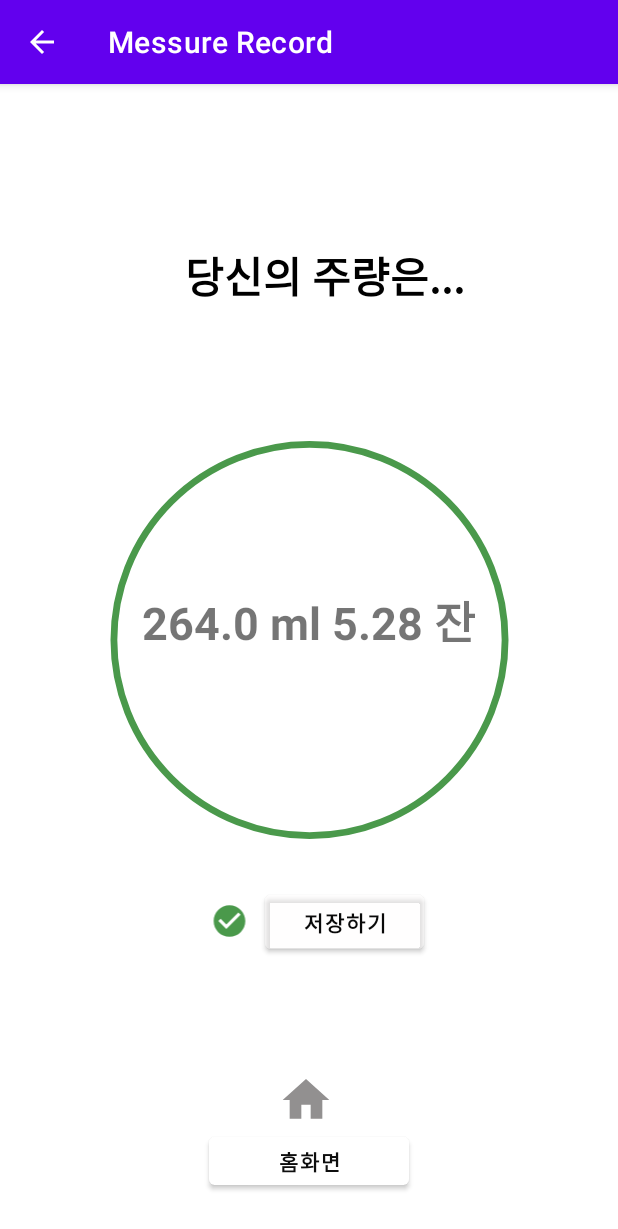
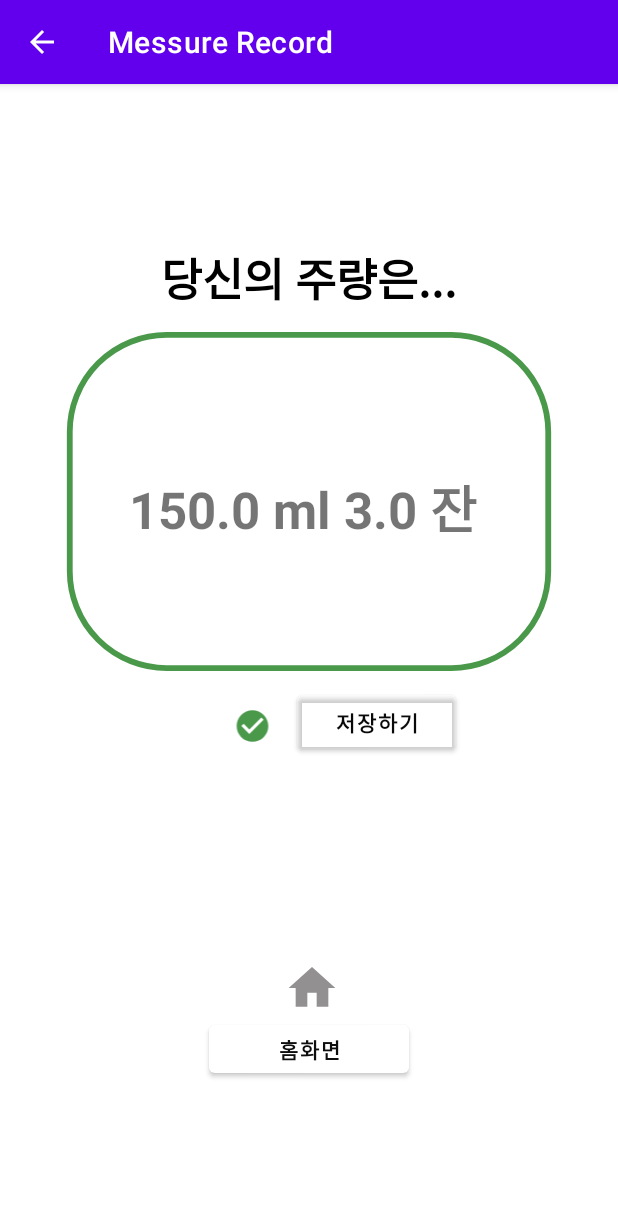
Before and after one commit to seohyun-kim/Drinking-Controller_by-Kotlin, an Android app: the MessureRecord screen opened directly, with no data from a screen before it, on a phone screen of 412 x 824 dp. Shown: the top 1229 px of the screen. Run offline under Robolectric (Android 15) with nearby library versions, the phone set to English and light mode, and no system bars.

Commit message:
modified ui

```diff
--- a/app/src/main/java/com/example/myappbykotlin_1/MessureRecord.kt
+++ b/app/src/main/java/com/example/myappbykotlin_1/MessureRecord.kt
@@ -40,7 +40,7 @@ class MessureRecord: AppCompatActivity() {
         //뷰 바인딩
         val binding=ActivityMessureRecordBinding.inflate(layoutInflater) //뷰 바인딩 사용 준비
         setContentView(binding.root) //화면 안의 버튼 사용 가능
-        var drinkcapacity :Float = 264F;
+        var drinkcapacity :Float = 150F;
         var ml_drinkcapacity :Float = drinkcapacity/50;
         binding.drinkcapacitytext.text= drinkcapacity.toString()+" ml " + ml_drinkcapacity.toString()+" 잔 ";
         binding.homebackbtn.setOnClickListener{
--- a/app/src/main/res/drawable/ic_baseline_crop_5_4_24.xml
+++ b/app/src/main/res/drawable/ic_baseline_crop_5_4_24.xml
@@ -3,9 +3,9 @@
 <stroke android:width="6dp" android:color="#4A994B"/>
 <size android:width="500dp" android:height="350dp"/>
 <corners
-    android:bottomLeftRadius="30dp"
-    android:bottomRightRadius="30dp"
-    android:topLeftRadius="30dp"
-    android:topRightRadius="30dp" />
+    android:bottomLeftRadius="100dp"
+    android:bottomRightRadius="100dp"
+    android:topLeftRadius="100dp"
+    android:topRightRadius="100dp" />
 
 </shape>
--- a/app/src/main/res/layout/activity_messure_record.xml
+++ b/app/src/main/res/layout/activity_messure_record.xml
@@ -14,19 +14,18 @@
         android:layout_height="48dp"
         android:layout_marginStart="10dp"
         android:layout_marginEnd="50dp"
-        android:layout_marginBottom="76dp"
+        android:layout_marginBottom="45dp"
         android:text="@string/Savebutton"
         android:textColor="#090909"
         android:textSize="14sp"
         android:textStyle="bold"
-        app:backgroundTint="#65FFFCFC"
-        app:iconTint="#FFFFFF"
+        app:backgroundTint="#00FFFDFD"
         app:layout_constraintBottom_toTopOf="@+id/homebackimg"
         app:layout_constraintEnd_toEndOf="parent"
-        app:layout_constraintHorizontal_bias="0.0"
+        app:layout_constraintHorizontal_bias="0.096"
         app:layout_constraintStart_toEndOf="@+id/saveimg"
-        app:rippleColor="#FBFBFB"
-        app:strokeColor="#400A0A" />
+        app:layout_constraintTop_toBottomOf="@+id/rectangleimg"
+        app:layout_constraintVertical_bias="0.099" />
 
     <Button
         android:id="@+id/homebackbtn"
@@ -42,75 +41,78 @@
         app:layout_constraintEnd_toEndOf="parent"
         app:layout_constraintStart_toStartOf="parent"
         app:layout_constraintTop_toBottomOf="@+id/savebtn"
-        app:layout_constraintVertical_bias="0.575" />
+        app:layout_constraintVertical_bias="0.484" />
 
     <ImageView
         android:id="@+id/homebackimg"
         android:layout_width="48dp"
         android:layout_height="37dp"
         android:layout_marginStart="180dp"
+        android:layout_marginTop="60dp"
         android:layout_marginEnd="180dp"
         android:contentDescription="@string/homeimg"
         app:layout_constraintBottom_toTopOf="@+id/homebackbtn"
         app:layout_constraintEnd_toEndOf="parent"
-        app:layout_constraintHorizontal_bias="0.0"
+        app:layout_constraintHorizontal_bias="1.0"
         app:layout_constraintStart_toStartOf="parent"
+        app:layout_constraintTop_toBottomOf="@+id/rectangleimg"
+        app:layout_constraintVertical_bias="1.0"
         app:srcCompat="@drawable/ic_baseline_home_24" />
 
     <ImageView
         android:id="@+id/saveimg"
         android:layout_width="27dp"
         android:layout_height="25dp"
+        android:layout_marginTop="15dp"
         android:layout_marginEnd="10dp"
-        android:layout_marginBottom="88dp"
+        android:layout_marginBottom="70dp"
         android:contentDescription="@string/saveimg"
         app:layout_constraintBottom_toTopOf="@+id/homebackimg"
         app:layout_constraintEnd_toEndOf="parent"
-        app:layout_constraintHorizontal_bias="0.371"
+        app:layout_constraintHorizontal_bias="0.412"
         app:layout_constraintStart_toStartOf="parent"
+        app:layout_constraintTop_toBottomOf="@+id/rectangleimg"
+        app:layout_constraintVertical_bias="0.103"
         app:srcCompat="@drawable/ic_baseline_check_circle_24" />
 
-    <TextView
-        android:id="@+id/textView3"
-        android:layout_width="327dp"
-        android:layout_height="96dp"
-        android:layout_marginTop="80dp"
-        android:gravity="center_horizontal|center_vertical"
-        android:text="@string/drinktext"
-        android:textColor="#000000"
-        android:textSize="28sp"
-        android:textStyle="bold"
+    <ImageView
+        android:id="@+id/rectangleimg"
+        android:layout_width="348dp"
+        android:layout_height="226dp"
+        android:contentDescription="@string/recimg"
+        app:layout_constraintBottom_toBottomOf="parent"
         app:layout_constraintEnd_toEndOf="parent"
-        app:layout_constraintHorizontal_bias="0.63"
+        app:layout_constraintHorizontal_bias="0.495"
         app:layout_constraintStart_toStartOf="parent"
-        app:layout_constraintTop_toTopOf="parent" />
-
-    <ImageView
-        android:id="@+id/imageView4"
-        android:layout_width="315dp"
-        android:layout_height="265dp"
-        android:layout_marginBottom="10dp"
-        android:contentDescription="TODO"
-        app:layout_constraintBottom_toTopOf="@+id/savebtn"
-        app:layout_constraintEnd_toEndOf="parent"
-        app:layout_constraintStart_toStartOf="parent"
-        app:layout_constraintTop_toBottomOf="@+id/textView3"
-        app:layout_constraintVertical_bias="0.744"
-        app:srcCompat="@drawable/circle_g" />
+        app:layout_constraintTop_toTopOf="parent"
+        app:layout_constraintVertical_bias="0.305"
+        app:srcCompat="@drawable/ic_baseline_crop_5_4_24" />
 
     <TextView
         android:id="@+id/drinkcapacitytext"
-        android:layout_width="222dp"
-        android:layout_height="43dp"
+        android:layout_width="296dp"
+        android:layout_height="81dp"
+        android:layout_marginBottom="68dp"
         android:gravity="center_horizontal|center_vertical"
         android:text="@string/Drinkcapacity"
+        android:textSize="34sp"
+        android:textStyle="bold"
+        app:layout_constraintBottom_toBottomOf="@+id/rectangleimg"
+        app:layout_constraintEnd_toEndOf="parent"
+        app:layout_constraintStart_toStartOf="parent" />
+
+    <TextView
+        android:layout_width="324dp"
+        android:layout_height="71dp"
+        android:gravity="center_horizontal|center_vertical"
+        android:text="당신의 주량은..."
+        android:textColor="#000000"
         android:textSize="30sp"
         android:textStyle="bold"
-        app:layout_constraintBottom_toBottomOf="@+id/imageView4"
+        app:layout_constraintBottom_toTopOf="@+id/rectangleimg"
         app:layout_constraintEnd_toEndOf="parent"
-        app:layout_constraintHorizontal_bias="0.497"
         app:layout_constraintStart_toStartOf="parent"
-        app:layout_constraintTop_toBottomOf="@+id/textView3"
-        app:layout_constraintVertical_bias="0.564" />
+        app:layout_constraintTop_toTopOf="parent"
+        app:layout_constraintVertical_bias="1.0" />
 
 </androidx.constraintlayout.widget.ConstraintLayout>
```
